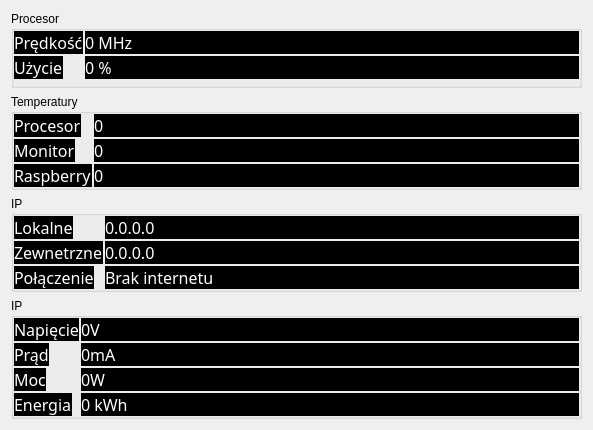
wiacekmarcin/js, file fullscreanApp/ui/stats.ui: the form before one commit.
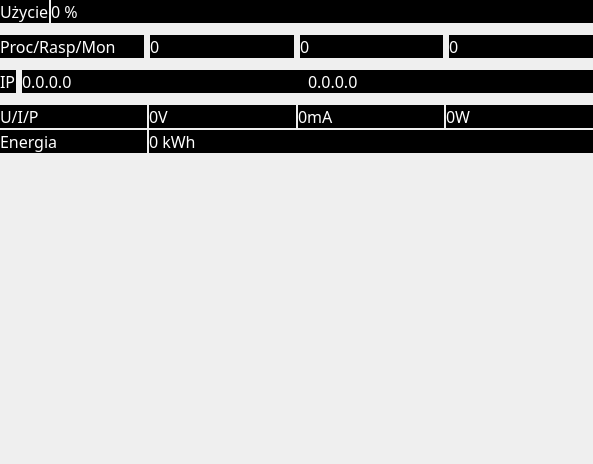
The form after the commit.

```diff
--- a/fullscreanApp/ui/stats.ui
+++ b/fullscreanApp/ui/stats.ui
@@ -7,24 +7,33 @@
     <x>0</x>
     <y>0</y>
     <width>593</width>
-    <height>430</height>
+    <height>464</height>
    </rect>
   </property>
   <property name="windowTitle">
    <string>Form</string>
   </property>
   <layout class="QVBoxLayout" name="verticalLayout">
+   <property name="spacing">
+    <number>12</number>
+   </property>
+   <property name="leftMargin">
+    <number>0</number>
+   </property>
+   <property name="topMargin">
+    <number>0</number>
+   </property>
+   <property name="rightMargin">
+    <number>0</number>
+   </property>
+   <property name="bottomMargin">
+    <number>0</number>
+   </property>
    <item>
-    <widget class="QGroupBox" name="cpuBox">
+    <widget class="QFrame" name="cpuBox">
      <property name="styleSheet">
       <string notr="true">border-color: rgb(186, 189, 182);</string>
      </property>
-     <property name="title">
-      <string>Procesor</string>
-     </property>
-     <property name="flat">
-      <bool>true</bool>
-     </property>
      <layout class="QFormLayout" name="formLayoutProcesor">
       <property name="horizontalSpacing">
        <number>2</number>
@@ -45,23 +54,6 @@
        <number>0</number>
       </property>
       <item row="0" column="0">
-       <widget class="QLabel" name="etCpuSpeed">
-        <property name="font">
-         <font>
-          <family>Roboto Slab ExtraLight</family>
-          <pointsize>12</pointsize>
-         </font>
-        </property>
-        <property name="styleSheet">
-         <string notr="true">color: rgb(255, 255, 255);
-background-color: rgb(0, 0, 0);</string>
-        </property>
-        <property name="text">
-         <string>Prędkość</string>
-        </property>
-       </widget>
-      </item>
-      <item row="1" column="0">
        <widget class="QLabel" name="label">
         <property name="font">
          <font>
@@ -78,7 +70,7 @@
         </property>
        </widget>
       </item>
-      <item row="1" column="1">
+      <item row="0" column="1">
        <widget class="QLabel" name="cpuUsage">
         <property name="font">
          <font>
@@ -95,38 +87,12 @@
         </property>
        </widget>
       </item>
-      <item row="0" column="1">
-       <widget class="QLabel" name="cpuSpeed">
-        <property name="font">
-         <font>
-          <family>Roboto Slab ExtraLight</family>
-          <pointsize>12</pointsize>
-         </font>
-        </property>
-        <property name="styleSheet">
-         <string notr="true">color: rgb(255, 255, 255);
-background-color: rgb(0, 0, 0);</string>
-        </property>
-        <property name="text">
-         <string>0 MHz</string>
-        </property>
-       </widget>
-      </item>
      </layout>
     </widget>
    </item>
    <item>
-    <widget class="QGroupBox" name="tempBox">
-     <property name="title">
-      <string>Temperatury</string>
-     </property>
-     <layout class="QFormLayout" name="formLayoutTemp">
-      <property name="horizontalSpacing">
-       <number>2</number>
-      </property>
-      <property name="verticalSpacing">
-       <number>2</number>
-      </property>
+    <widget class="QFrame" name="tempBox">
+     <layout class="QGridLayout" name="gridLayout">
       <property name="leftMargin">
        <number>0</number>
       </property>
@@ -139,8 +105,11 @@
       <property name="bottomMargin">
        <number>0</number>
       </property>
-      <item row="0" column="0">
-       <widget class="QLabel" name="etProcesro">
+      <property name="verticalSpacing">
+       <number>0</number>
+      </property>
+      <item row="0" column="3">
+       <widget class="QLabel" name="tempRasp">
         <property name="font">
          <font>
           <family>Roboto Slab ExtraLight</family>
@@ -152,11 +121,11 @@
 background-color: rgb(0, 0, 0);</string>
         </property>
         <property name="text">
-         <string>Procesor</string>
+         <string>0</string>
         </property>
        </widget>
       </item>
-      <item row="0" column="1">
+      <item row="0" column="2">
        <widget class="QLabel" name="tempGPU">
         <property name="font">
          <font>
@@ -173,7 +142,7 @@
         </property>
        </widget>
       </item>
-      <item row="1" column="0">
+      <item row="0" column="0">
        <widget class="QLabel" name="etMonitor">
         <property name="font">
          <font>
@@ -186,11 +155,11 @@
 background-color: rgb(0, 0, 0);</string>
         </property>
         <property name="text">
-         <string>Monitor</string>
+         <string>Proc/Rasp/Mon</string>
         </property>
        </widget>
       </item>
-      <item row="1" column="1">
+      <item row="0" column="4">
        <widget class="QLabel" name="tempMonitor">
         <property name="font">
          <font>
@@ -207,54 +176,14 @@
         </property>
        </widget>
       </item>
-      <item row="2" column="0">
-       <widget class="QLabel" name="etRaspberry">
-        <property name="font">
-         <font>
-          <family>Roboto Slab ExtraLight</family>
-          <pointsize>12</pointsize>
-         </font>
-        </property>
-        <property name="styleSheet">
-         <string notr="true">color: rgb(255, 255, 255);
-background-color: rgb(0, 0, 0);</string>
-        </property>
-        <property name="text">
-         <string>Raspberry</string>
-        </property>
-       </widget>
-      </item>
-      <item row="2" column="1">
-       <widget class="QLabel" name="tempRasp">
-        <property name="font">
-         <font>
-          <family>Roboto Slab ExtraLight</family>
-          <pointsize>12</pointsize>
-         </font>
-        </property>
-        <property name="styleSheet">
-         <string notr="true">color: rgb(255, 255, 255);
-background-color: rgb(0, 0, 0);</string>
-        </property>
-        <property name="text">
-         <string>0</string>
-        </property>
-       </widget>
-      </item>
      </layout>
     </widget>
    </item>
    <item>
-    <widget class="QGroupBox" name="ipBox">
-     <property name="title">
-      <string>IP</string>
-     </property>
-     <layout class="QFormLayout" name="formLayoutIp">
-      <property name="horizontalSpacing">
-       <number>2</number>
-      </property>
+    <widget class="QFrame" name="ipBox">
+     <layout class="QFormLayout" name="formLayout_2">
       <property name="verticalSpacing">
-       <number>2</number>
+       <number>0</number>
       </property>
       <property name="leftMargin">
        <number>0</number>
@@ -268,6 +197,44 @@
       <property name="bottomMargin">
        <number>0</number>
       </property>
+      <item row="0" column="1">
+       <layout class="QHBoxLayout" name="horizontalLayout">
+        <item>
+         <widget class="QLabel" name="localIp">
+          <property name="font">
+           <font>
+            <family>Roboto Slab ExtraLight</family>
+            <pointsize>12</pointsize>
+           </font>
+          </property>
+          <property name="styleSheet">
+           <string notr="true">color: rgb(255, 255, 255);
+background-color: rgb(0, 0, 0);</string>
+          </property>
+          <property name="text">
+           <string>0.0.0.0</string>
+          </property>
+         </widget>
+        </item>
+        <item>
+         <widget class="QLabel" name="zewnetrzneIp">
+          <property name="font">
+           <font>
+            <family>Roboto Slab ExtraLight</family>
+            <pointsize>12</pointsize>
+           </font>
+          </property>
+          <property name="styleSheet">
+           <string notr="true">color: rgb(255, 255, 255);
+background-color: rgb(0, 0, 0);</string>
+          </property>
+          <property name="text">
+           <string>0.0.0.0</string>
+          </property>
+         </widget>
+        </item>
+       </layout>
+      </item>
       <item row="0" column="0">
        <widget class="QLabel" name="etLocalIp">
         <property name="font">
@@ -281,92 +248,7 @@
 background-color: rgb(0, 0, 0);</string>
         </property>
         <property name="text">
-         <string>Lokalne</string>
-        </property>
-       </widget>
-      </item>
-      <item row="0" column="1">
-       <widget class="QLabel" name="localIp">
-        <property name="font">
-         <font>
-          <family>Roboto Slab ExtraLight</family>
-          <pointsize>12</pointsize>
-         </font>
-        </property>
-        <property name="styleSheet">
-         <string notr="true">color: rgb(255, 255, 255);
-background-color: rgb(0, 0, 0);</string>
-        </property>
-        <property name="text">
-         <string>0.0.0.0</string>
-        </property>
-       </widget>
-      </item>
-      <item row="1" column="0">
-       <widget class="QLabel" name="etInternetIp">
-        <property name="font">
-         <font>
-          <family>Roboto Slab ExtraLight</family>
-          <pointsize>12</pointsize>
-         </font>
-        </property>
-        <property name="styleSheet">
-         <string notr="true">color: rgb(255, 255, 255);
-background-color: rgb(0, 0, 0);</string>
-        </property>
-        <property name="text">
-         <string>Zewnetrzne</string>
-        </property>
-       </widget>
-      </item>
-      <item row="1" column="1">
-       <widget class="QLabel" name="zewnetrzneIp">
-        <property name="font">
-         <font>
-          <family>Roboto Slab ExtraLight</family>
-          <pointsize>12</pointsize>
-         </font>
-        </property>
-        <property name="styleSheet">
-         <string notr="true">color: rgb(255, 255, 255);
-background-color: rgb(0, 0, 0);</string>
-        </property>
-        <property name="text">
-         <string>0.0.0.0</string>
-        </property>
-       </widget>
-      </item>
-      <item row="2" column="0">
-       <widget class="QLabel" name="etConnected">
-        <property name="font">
-         <font>
-          <family>Roboto Slab ExtraLight</family>
-          <pointsize>12</pointsize>
-         </font>
-        </property>
-        <property name="styleSheet">
-         <string notr="true">color: rgb(255, 255, 255);
-background-color: rgb(0, 0, 0);</string>
-        </property>
-        <property name="text">
-         <string>Połączenie</string>
-        </property>
-       </widget>
-      </item>
-      <item row="2" column="1">
-       <widget class="QLabel" name="netstatus">
-        <property name="font">
-         <font>
-          <family>Roboto Slab ExtraLight</family>
-          <pointsize>12</pointsize>
-         </font>
-        </property>
-        <property name="styleSheet">
-         <string notr="true">color: rgb(255, 255, 255);
-background-color: rgb(0, 0, 0);</string>
-        </property>
-        <property name="text">
-         <string>Brak internetu</string>
+         <string>IP</string>
         </property>
        </widget>
       </item>
@@ -374,17 +256,8 @@
     </widget>
    </item>
    <item>
-    <widget class="QGroupBox" name="PowerBox">
-     <property name="title">
-      <string>IP</string>
-     </property>
-     <layout class="QFormLayout" name="formLayout">
-      <property name="horizontalSpacing">
-       <number>2</number>
-      </property>
-      <property name="verticalSpacing">
-       <number>2</number>
-      </property>
+    <widget class="QFrame" name="PowerBox">
+     <layout class="QGridLayout" name="gridLayout_2">
       <property name="leftMargin">
        <number>0</number>
       </property>
@@ -397,24 +270,10 @@
       <property name="bottomMargin">
        <number>0</number>
       </property>
+      <property name="spacing">
+       <number>2</number>
+      </property>
       <item row="1" column="0">
-       <widget class="QLabel" name="etInternetIp_2">
-        <property name="font">
-         <font>
-          <family>Roboto Slab ExtraLight</family>
-          <pointsize>12</pointsize>
-         </font>
-        </property>
-        <property name="styleSheet">
-         <string notr="true">color: rgb(255, 255, 255);
-background-color: rgb(0, 0, 0);</string>
-        </property>
-        <property name="text">
-         <string>Prąd</string>
-        </property>
-       </widget>
-      </item>
-      <item row="3" column="0">
        <widget class="QLabel" name="etEnergia">
         <property name="font">
          <font>
@@ -444,7 +303,24 @@
 background-color: rgb(0, 0, 0);</string>
         </property>
         <property name="text">
-         <string>Napięcie</string>
+         <string>U/I/P</string>
+        </property>
+       </widget>
+      </item>
+      <item row="0" column="3">
+       <widget class="QLabel" name="power">
+        <property name="font">
+         <font>
+          <family>Roboto Slab ExtraLight</family>
+          <pointsize>12</pointsize>
+         </font>
+        </property>
+        <property name="styleSheet">
+         <string notr="true">color: rgb(255, 255, 255);
+background-color: rgb(0, 0, 0);</string>
+        </property>
+        <property name="text">
+         <string>0W</string>
         </property>
        </widget>
       </item>
@@ -465,7 +341,7 @@
         </property>
        </widget>
       </item>
-      <item row="1" column="1">
+      <item row="0" column="2">
        <widget class="QLabel" name="current">
         <property name="font">
          <font>
@@ -482,41 +358,7 @@
         </property>
        </widget>
       </item>
-      <item row="2" column="0">
-       <widget class="QLabel" name="etPower">
-        <property name="font">
-         <font>
-          <family>Roboto Slab ExtraLight</family>
-          <pointsize>12</pointsize>
-         </font>
-        </property>
-        <property name="styleSheet">
-         <string notr="true">color: rgb(255, 255, 255);
-background-color: rgb(0, 0, 0);</string>
-        </property>
-        <property name="text">
-         <string>Moc</string>
-        </property>
-       </widget>
-      </item>
-      <item row="2" column="1">
-       <widget class="QLabel" name="power">
-        <property name="font">
-         <font>
-          <family>Roboto Slab ExtraLight</family>
-          <pointsize>12</pointsize>
-         </font>
-        </property>
-        <property name="styleSheet">
-         <string notr="true">color: rgb(255, 255, 255);
-background-color: rgb(0, 0, 0);</string>
-        </property>
-        <property name="text">
-         <string>0W</string>
-        </property>
-       </widget>
-      </item>
-      <item row="3" column="1">
+      <item row="1" column="1" colspan="3">
        <widget class="QLabel" name="energia">
         <property name="font">
          <font>
@@ -536,6 +378,19 @@
      </layout>
     </widget>
    </item>
+   <item>
+    <spacer name="verticalSpacer">
+     <property name="orientation">
+      <enum>Qt::Orientation::Vertical</enum>
+     </property>
+     <property name="sizeHint" stdset="0">
+      <size>
+       <width>20</width>
+       <height>40</height>
+      </size>
+     </property>
+    </spacer>
+   </item>
   </layout>
  </widget>
  <resources/>
```
